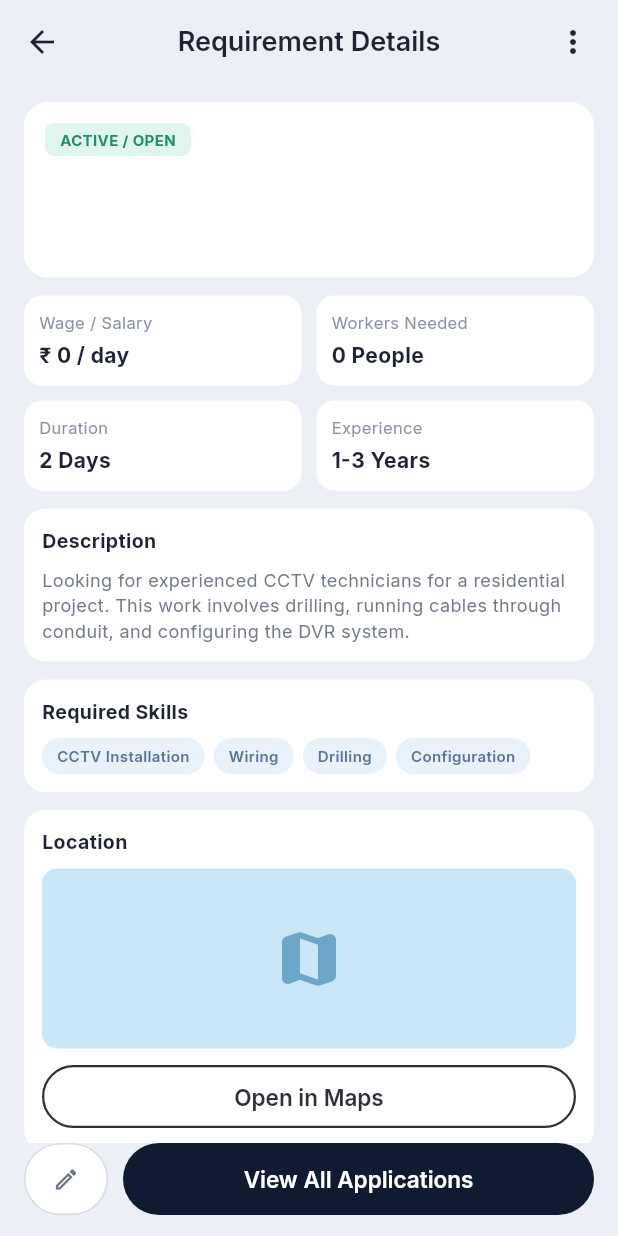
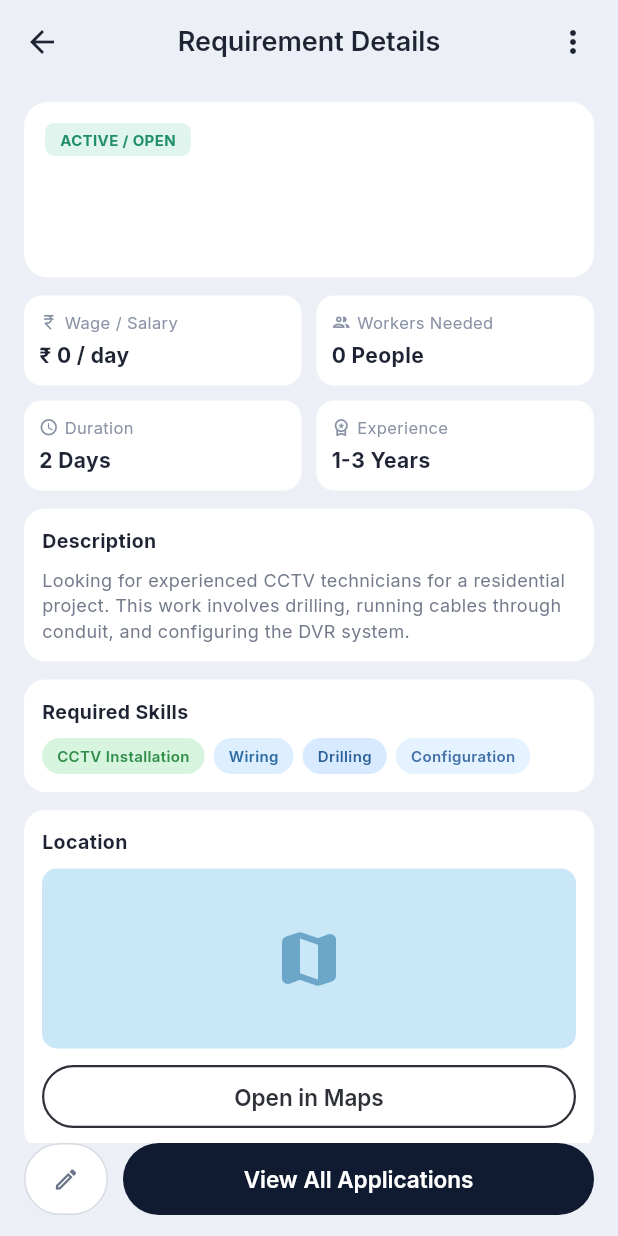
Before and after one commit to sanjumorya-dev/FE-job, a Flutter app: the OwnerRequirementDetailScreen screen opened directly with empty values, on a phone screen of 412 x 824 dp. Run offline on Flutter 3.47's test engine with Material 3 defaults, Android fonts, the phone set to English and light mode, and no system bars; our stand-ins replace google_fonts, image_picker, loading_animation_widget, lottie, shared_preferences; accounts and stored records are empty.

Commit message:
Add metric icons and colorful skill chips on requirement detail

```diff
--- a/lib/ui/screens/owner/owner_requirement_detail_screen.dart
+++ b/lib/ui/screens/owner/owner_requirement_detail_screen.dart
@@ -17,7 +17,8 @@ class OwnerRequirementDetailScreen extends StatelessWidget {
         actions: [
           PopupMenuButton<String>(
             icon: const Icon(Icons.more_vert_rounded),
-            shape: RoundedRectangleBorder(borderRadius: BorderRadius.circular(14)),
+            shape:
+                RoundedRectangleBorder(borderRadius: BorderRadius.circular(14)),
             onSelected: (value) {
               if (value == 'delete') {
                 ScaffoldMessenger.of(context).showSnackBar(
@@ -71,7 +72,8 @@ class OwnerRequirementDetailScreen extends StatelessWidget {
                 crossAxisAlignment: CrossAxisAlignment.start,
                 children: [
                   Container(
-                    padding: const EdgeInsets.symmetric(horizontal: 10, vertical: 4),
+                    padding:
+                        const EdgeInsets.symmetric(horizontal: 10, vertical: 4),
                     decoration: BoxDecoration(
                       color: const Color(0xFFDFF5ED),
                       borderRadius: BorderRadius.circular(6),
@@ -109,17 +111,33 @@ class OwnerRequirementDetailScreen extends StatelessWidget {
             const SizedBox(height: 12),
             Row(
               children: [
-                _metricTile('Wage / Salary', '₹ ${(requirement.salary ?? 0).toStringAsFixed(0)} / day'),
+                _metricTile(
+                  title: 'Wage / Salary',
+                  value: '₹ ${(requirement.salary ?? 0).toStringAsFixed(0)} / day',
+                  icon: Icons.currency_rupee_rounded,
+                ),
                 const SizedBox(width: 10),
-                _metricTile('Workers Needed', '${requirement.personNeed ?? 0} People'),
+                _metricTile(
+                  title: 'Workers Needed',
+                  value: '${requirement.personNeed ?? 0} People',
+                  icon: Icons.group_outlined,
+                ),
               ],
             ),
             const SizedBox(height: 10),
             Row(
               children: [
-                _metricTile('Duration', '2 Days'),
+                _metricTile(
+                  title: 'Duration',
+                  value: '2 Days',
+                  icon: Icons.access_time_rounded,
+                ),
                 const SizedBox(width: 10),
-                _metricTile('Experience', '1-3 Years'),
+                _metricTile(
+                  title: 'Experience',
+                  value: '1-3 Years',
+                  icon: Icons.workspace_premium_outlined,
+                ),
               ],
             ),
             const SizedBox(height: 12),
@@ -139,20 +157,36 @@ class OwnerRequirementDetailScreen extends StatelessWidget {
               ),
               child: Column(
                 crossAxisAlignment: CrossAxisAlignment.start,
-                children: [
-                  const Text(
+                children: const [
+                  Text(
                     'Required Skills',
                     style: TextStyle(fontWeight: FontWeight.w700, fontSize: 13),
                   ),
-                  const SizedBox(height: 8),
+                  SizedBox(height: 8),
                   Wrap(
                     spacing: 6,
                     runSpacing: 6,
-                    children: const [
-                      _SkillChip('CCTV Installation'),
-                      _SkillChip('Wiring'),
-                      _SkillChip('Drilling'),
-                      _SkillChip('Configuration'),
+                    children: [
+                      _SkillChip(
+                        'CCTV Installation',
+                        backgroundColor: Color(0xFFD7F5DE),
+                        textColor: Color(0xFF2F8D49),
+                      ),
+                      _SkillChip(
+                        'Wiring',
+                        backgroundColor: Color(0xFFDDEEFF),
+                        textColor: Color(0xFF2D6CA2),
+                      ),
+                      _SkillChip(
+                        'Drilling',
+                        backgroundColor: Color(0xFFD8EAFF),
+                        textColor: Color(0xFF2A5F98),
+                      ),
+                      _SkillChip(
+                        'Configuration',
+                        backgroundColor: Color(0xFFE5F2FF),
+                        textColor: Color(0xFF4371A8),
+                      ),
                     ],
                   ),
                 ],
@@ -233,7 +267,8 @@ class OwnerRequirementDetailScreen extends StatelessWidget {
                       Navigator.push(
                         context,
                         MaterialPageRoute(
-                          builder: (_) => OwnerApplicationsScreen(requirement: requirement),
+                          builder: (_) =>
+                              OwnerApplicationsScreen(requirement: requirement),
                         ),
                       );
                     },
@@ -254,7 +289,11 @@ class OwnerRequirementDetailScreen extends StatelessWidget {
     );
   }
 
-  Widget _metricTile(String title, String value) {
+  Widget _metricTile({
+    required String title,
+    required String value,
+    required IconData icon,
+  }) {
     return Expanded(
       child: Container(
         padding: const EdgeInsets.all(10),
@@ -265,9 +304,18 @@ class OwnerRequirementDetailScreen extends StatelessWidget {
         child: Column(
           crossAxisAlignment: CrossAxisAlignment.start,
           children: [
-            Text(
-              title,
-              style: const TextStyle(fontSize: 11, color: Color(0xFF8A92A5)),
+            Row(
+              children: [
+                Icon(icon, size: 13, color: const Color(0xFF8A92A5)),
+                const SizedBox(width: 4),
+                Expanded(
+                  child: Text(
+                    title,
+                    style:
+                        const TextStyle(fontSize: 11, color: Color(0xFF8A92A5)),
+                  ),
+                ),
+              ],
             ),
             const SizedBox(height: 4),
             Text(
@@ -316,20 +364,27 @@ class OwnerRequirementDetailScreen extends StatelessWidget {
 
 class _SkillChip extends StatelessWidget {
   final String text;
-  const _SkillChip(this.text);
+  final Color backgroundColor;
+  final Color textColor;
+
+  const _SkillChip(
+    this.text, {
+    required this.backgroundColor,
+    required this.textColor,
+  });
 
   @override
   Widget build(BuildContext context) {
     return Container(
       padding: const EdgeInsets.symmetric(horizontal: 10, vertical: 5),
       decoration: BoxDecoration(
-        color: const Color(0xFFE9F1FB),
+        color: backgroundColor,
         borderRadius: BorderRadius.circular(16),
       ),
       child: Text(
         text,
-        style: const TextStyle(
-          color: Color(0xFF5B7498),
+        style: TextStyle(
+          color: textColor,
           fontWeight: FontWeight.w600,
           fontSize: 10,
         ),
```
